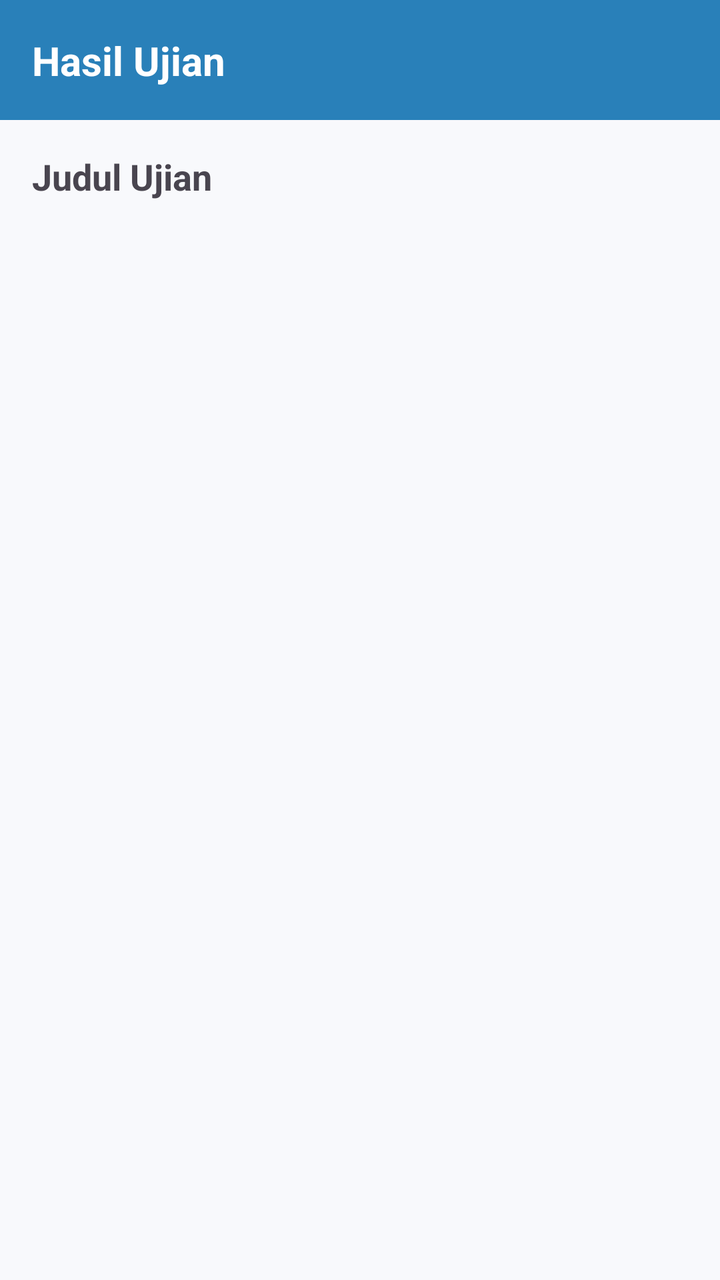
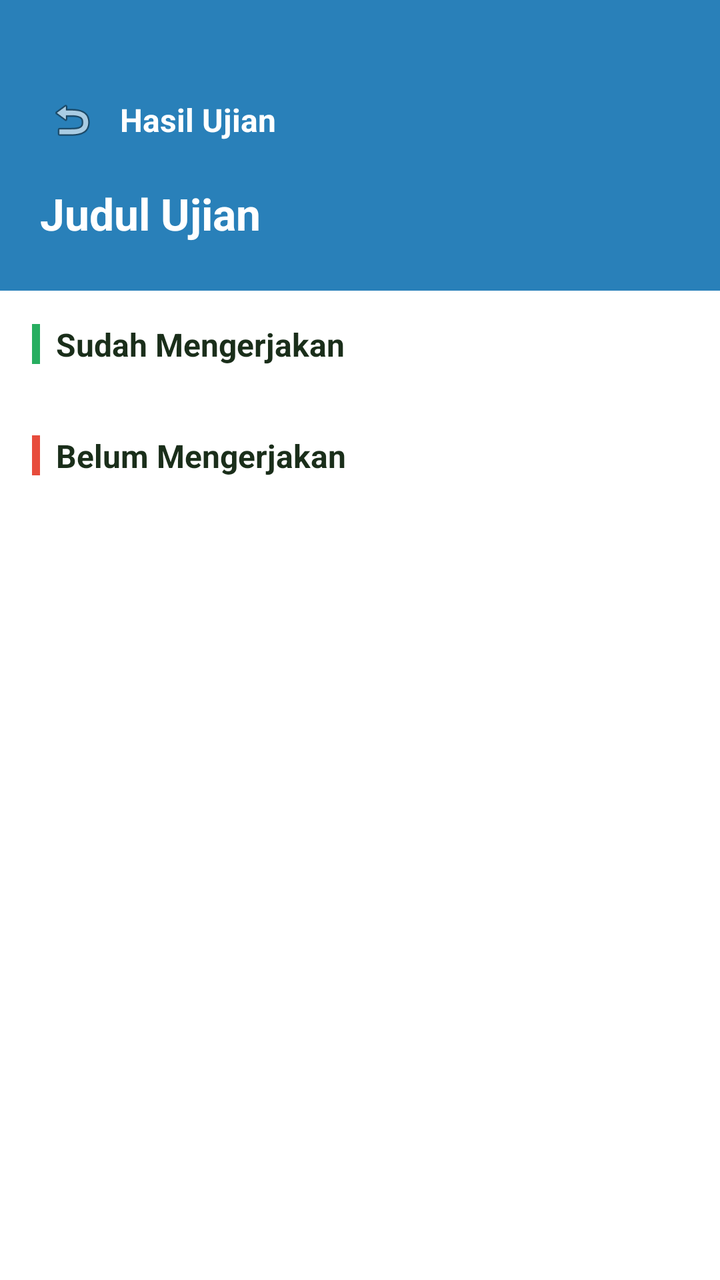

The first picture is an Android layout as it rendered before a commit; the second is the same layout after the commit. The layout source and the unified diff follow.
<!-- AndroidManifest.xml: application theme Theme.IFUnjaniExam -->
<!-- res/layout/activity_exam_results.xml -->
<?xml version="1.0" encoding="utf-8"?>
<androidx.constraintlayout.widget.ConstraintLayout xmlns:android="http://schemas.android.com/apk/res/android"
    xmlns:app="http://schemas.android.com/apk/res-auto"
    android:layout_width="match_parent"
    android:layout_height="match_parent"
    android:background="#f8f9fc">

    <androidx.constraintlayout.widget.ConstraintLayout
        android:id="@+id/topBar"
        android:layout_width="match_parent"
        android:layout_height="60dp"
        android:background="#2980b9"
        app:layout_constraintTop_toTopOf="parent">

        <TextView
            android:id="@+id/tvHeaderTitle"
            android:layout_width="wrap_content"
            android:layout_height="wrap_content"
            android:layout_marginStart="16dp"
            android:text="Hasil Ujian"
            android:textColor="@android:color/white"
            android:textSize="20sp"
            android:textStyle="bold"
            app:layout_constraintBottom_toBottomOf="parent"
            app:layout_constraintStart_toStartOf="parent"
            app:layout_constraintTop_toTopOf="parent" />
    </androidx.constraintlayout.widget.ConstraintLayout>

    <TextView
        android:id="@+id/tvExamTitle"
        android:layout_width="match_parent"
        android:layout_height="wrap_content"
        android:text="Judul Ujian"
        android:textSize="18sp"
        android:textStyle="bold"
        android:padding="16dp"
        app:layout_constraintTop_toBottomOf="@id/topBar"/>

    <androidx.recyclerview.widget.RecyclerView
        android:id="@+id/rvResults"
        android:layout_width="match_parent"
        android:layout_height="0dp"
        android:padding="8dp"
        android:clipToPadding="false"
        app:layout_constraintTop_toBottomOf="@id/tvExamTitle"
        app:layout_constraintBottom_toBottomOf="parent" />

    <TextView
        android:id="@+id/tvEmptyResults"
        android:layout_width="match_parent"
        android:layout_height="wrap_content"
        android:text="Belum ada mahasiswa yang mengerjakan ujian ini"
        android:textColor="#7f8c8d"
        android:gravity="center"
        android:padding="16dp"
        android:visibility="gone"
        app:layout_constraintTop_toBottomOf="@id/tvExamTitle"
        app:layout_constraintBottom_toBottomOf="parent" />

    <ProgressBar
        android:id="@+id/progressBar"
        android:layout_width="wrap_content"
        android:layout_height="wrap_content"
        android:visibility="gone"
        app:layout_constraintTop_toTopOf="parent"
        app:layout_constraintBottom_toBottomOf="parent"
        app:layout_constraintStart_toStartOf="parent"
        app:layout_constraintEnd_toEndOf="parent" />

</androidx.constraintlayout.widget.ConstraintLayout>
<!-- resources referenced by this layout -->
<resources>
  <style name="Theme.IFUnjaniExam" parent="Base.Theme.IFUnjaniExam" />
  <style name="Base.Theme.IFUnjaniExam" parent="Theme.Material3.DayNight.NoActionBar">
          
          
      </style>
</resources>

<!-- the commit's change to res/layout/activity_exam_results.xml (unified diff, before → after) -->
@@ -1,70 +1,164 @@
 <?xml version="1.0" encoding="utf-8"?>
-<androidx.constraintlayout.widget.ConstraintLayout xmlns:android="http://schemas.android.com/apk/res/android"
+<androidx.coordinatorlayout.widget.CoordinatorLayout xmlns:android="http://schemas.android.com/apk/res/android"
     xmlns:app="http://schemas.android.com/apk/res-auto"
     android:layout_width="match_parent"
     android:layout_height="match_parent"
-    android:background="#f8f9fc">
+    android:background="#ffffff">
 
-    <androidx.constraintlayout.widget.ConstraintLayout
-        android:id="@+id/topBar"
+    <LinearLayout
         android:layout_width="match_parent"
-        android:layout_height="60dp"
-        android:background="#2980b9"
-        app:layout_constraintTop_toTopOf="parent">
+        android:layout_height="match_parent"
+        android:orientation="vertical">
 
-        <TextView
-            android:id="@+id/tvHeaderTitle"
-            android:layout_width="wrap_content"
+        
+        <LinearLayout
+            android:layout_width="match_parent"
             android:layout_height="wrap_content"
-            android:layout_marginStart="16dp"
-            android:text="Hasil Ujian"
-            android:textColor="@android:color/white"
-            android:textSize="20sp"
-            android:textStyle="bold"
-            app:layout_constraintBottom_toBottomOf="parent"
-            app:layout_constraintStart_toStartOf="parent"
-            app:layout_constraintTop_toTopOf="parent" />
-    </androidx.constraintlayout.widget.ConstraintLayout>
+            android:background="#2980b9"
+            android:orientation="vertical"
+            android:paddingStart="20dp"
+            android:paddingEnd="20dp"
+            android:paddingTop="44dp"
+            android:paddingBottom="24dp">
 
-    <TextView
-        android:id="@+id/tvExamTitle"
-        android:layout_width="match_parent"
-        android:layout_height="wrap_content"
-        android:text="Judul Ujian"
-        android:textSize="18sp"
-        android:textStyle="bold"
-        android:padding="16dp"
-        app:layout_constraintTop_toBottomOf="@id/topBar"/>
+            <LinearLayout
+                android:layout_width="match_parent"
+                android:layout_height="wrap_content"
+                android:gravity="center_vertical"
+                android:orientation="horizontal">
 
-    <androidx.recyclerview.widget.RecyclerView
-        android:id="@+id/rvResults"
-        android:layout_width="match_parent"
-        android:layout_height="0dp"
-        android:padding="8dp"
-        android:clipToPadding="false"
-        app:layout_constraintTop_toBottomOf="@id/tvExamTitle"
-        app:layout_constraintBottom_toBottomOf="parent" />
+                <ImageView
+                    android:id="@+id/btnBack"
+                    android:layout_width="32dp"
+                    android:layout_height="32dp"
+                    android:src="@android:drawable/ic_menu_revert"
+                    android:contentDescription="Kembali"
+                    android:padding="4dp"
+                    android:clickable="true"
+                    android:focusable="true" />
 
-    <TextView
-        android:id="@+id/tvEmptyResults"
-        android:layout_width="match_parent"
-        android:layout_height="wrap_content"
-        android:text="Belum ada mahasiswa yang mengerjakan ujian ini"
-        android:textColor="#7f8c8d"
-        android:gravity="center"
-        android:padding="16dp"
-        android:visibility="gone"
-        app:layout_constraintTop_toBottomOf="@id/tvExamTitle"
-        app:layout_constraintBottom_toBottomOf="parent" />
+                <TextView
+                    android:layout_width="wrap_content"
+                    android:layout_height="wrap_content"
+                    android:layout_marginStart="8dp"
+                    android:text="Hasil Ujian"
+                    android:textColor="#ffffff"
+                    android:textSize="16sp"
+                    android:textStyle="bold" />
+            </LinearLayout>
 
-    <ProgressBar
-        android:id="@+id/progressBar"
-        android:layout_width="wrap_content"
-        android:layout_height="wrap_content"
-        android:visibility="gone"
-        app:layout_constraintTop_toTopOf="parent"
-        app:layout_constraintBottom_toBottomOf="parent"
-        app:layout_constraintStart_toStartOf="parent"
-        app:layout_constraintEnd_toEndOf="parent" />
+            <TextView
+                android:id="@+id/tvExamTitle"
+                android:layout_width="match_parent"
+                android:layout_height="wrap_content"
+                android:layout_marginTop="16dp"
+                android:text="Judul Ujian"
+                android:textColor="#ffffff"
+                android:textSize="22sp"
+                android:textStyle="bold" />
+        </LinearLayout>
 
-</androidx.constraintlayout.widget.ConstraintLayout>
+        
+        <FrameLayout
+            android:layout_width="match_parent"
+            android:layout_height="0dp"
+            android:layout_weight="1">
+
+            <androidx.core.widget.NestedScrollView
+                android:layout_width="match_parent"
+                android:layout_height="match_parent">
+
+                <LinearLayout
+                    android:layout_width="match_parent"
+                    android:layout_height="wrap_content"
+                    android:orientation="vertical"
+                    android:padding="16dp">
+
+                    
+                    <LinearLayout
+                        android:layout_width="match_parent"
+                        android:layout_height="wrap_content"
+                        android:gravity="center_vertical"
+                        android:orientation="horizontal"
+                        android:layout_marginBottom="10dp">
+                        <View
+                            android:layout_width="4dp"
+                            android:layout_height="20dp"
+                            android:background="#27ae60"
+                            android:layout_marginEnd="8dp" />
+                        <TextView
+                            android:layout_width="wrap_content"
+                            android:layout_height="wrap_content"
+                            android:text="Sudah Mengerjakan"
+                            android:textColor="#1a2e1a"
+                            android:textSize="16sp"
+                            android:textStyle="bold" />
+                    </LinearLayout>
+
+                    <androidx.recyclerview.widget.RecyclerView
+                        android:id="@+id/rvCompleted"
+                        android:layout_width="match_parent"
+                        android:layout_height="wrap_content"
+                        android:nestedScrollingEnabled="false" />
+
+                    <TextView
+                        android:id="@+id/tvEmptyCompleted"
+                        android:layout_width="match_parent"
+                        android:layout_height="wrap_content"
+                        android:text="Belum ada yang mengerjakan"
+                        android:textColor="#718096"
+                        android:gravity="center"
+                        android:padding="16dp"
+                        android:visibility="gone" />
+
+                    
+                    <LinearLayout
+                        android:layout_width="match_parent"
+                        android:layout_height="wrap_content"
+                        android:gravity="center_vertical"
+                        android:orientation="horizontal"
+                        android:layout_marginTop="24dp"
+                        android:layout_marginBottom="10dp">
+                        <View
+                            android:layout_width="4dp"
+                            android:layout_height="20dp"
+                            android:background="#e74c3c"
+                            android:layout_marginEnd="8dp" />
+                        <TextView
+                            android:layout_width="wrap_content"
+                            android:layout_height="wrap_content"
+                            android:text="Belum Mengerjakan"
+                            android:textColor="#1a2e1a"
+                            android:textSize="16sp"
+                            android:textStyle="bold" />
+                    </LinearLayout>
+
+                    <androidx.recyclerview.widget.RecyclerView
+                        android:id="@+id/rvNotCompleted"
+                        android:layout_width="match_parent"
+                        android:layout_height="wrap_content"
+                        android:nestedScrollingEnabled="false" />
+
+                    <TextView
+                        android:id="@+id/tvEmptyNotCompleted"
+                        android:layout_width="match_parent"
+                        android:layout_height="wrap_content"
+                        android:text="Semua mahasiswa telah mengerjakan"
+                        android:textColor="#718096"
+                        android:gravity="center"
+                        android:padding="16dp"
+                        android:visibility="gone" />
+                </LinearLayout>
+            </androidx.core.widget.NestedScrollView>
+
+            <ProgressBar
+                android:id="@+id/progressBar"
+                android:layout_width="wrap_content"
+                android:layout_height="wrap_content"
+                android:layout_gravity="center"
+                android:visibility="gone" />
+
+        </FrameLayout>
+    </LinearLayout>
+
+</androidx.coordinatorlayout.widget.CoordinatorLayout>
